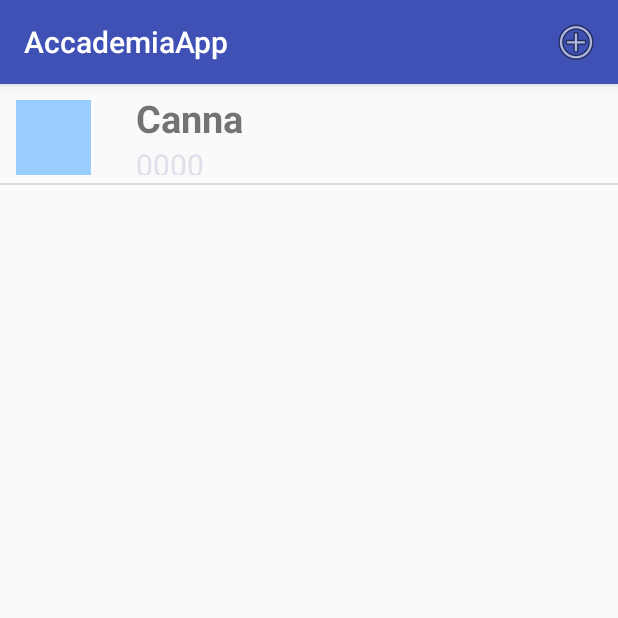
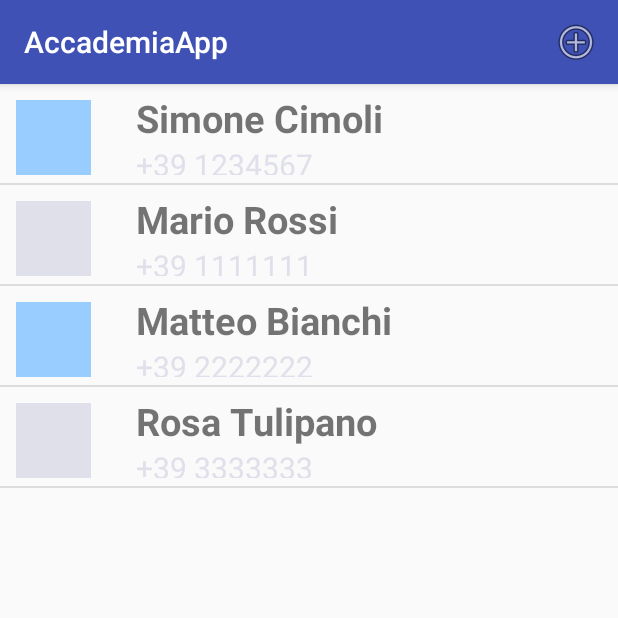
Before and after one commit to nicola98/androidLista, an Android app: the screen it shows after launch (MainActivity), on a phone screen of 412 x 824 dp, the top half of it. Run offline under Robolectric (Android 15) with nearby library versions, the phone set to English and light mode, and no system bars.

Commit message:
preferenza e adapter ottimizzato

```diff
--- a/app/src/main/java/accademia/lynxspa/com/accademiaapp/logic/DataAccessUtils.java
+++ b/app/src/main/java/accademia/lynxspa/com/accademiaapp/logic/DataAccessUtils.java
@@ -1,7 +1,14 @@
 package accademia.lynxspa.com.accademiaapp.logic;
 
 import android.content.Context;
+import android.content.SharedPreferences;
+import android.os.Environment;
+import android.view.View;
+import android.widget.Toast;
 
+import java.io.File;
+import java.io.FileOutputStream;
+import java.io.OutputStreamWriter;
 import java.util.List;
 
 import accademia.lynxspa.com.accademiaapp.R;
@@ -10,7 +17,8 @@ import accademia.lynxspa.com.accademiaapp.data.MainSingleton;
 
 public class DataAccessUtils {
 
-
+    public final static String PREFS_FILENAME = "favoriteFile";
+    public final static String PREFS_FAVORITE_KEY = "favoriteKey";
 
     public static List<Contatto> getDataSourceItemList(Context context) {
 
@@ -49,8 +57,29 @@ public class DataAccessUtils {
     }
 
     public static void initDataSource(Context context) {
-        Contatto firstContact = new Contatto("Canna", "0000");
-        addItemToDataSource(context, firstContact);
+        if(getDataSourceItemList(context) == null || getDataSourceItemList(context).size() == 0){
+            addItemToDataSource(context, new Contatto("Simone Cimoli", "+39 1234567"));
+            addItemToDataSource(context, new Contatto("Mario Rossi", "+39 1111111"));
+            addItemToDataSource(context, new Contatto("Matteo Bianchi", "+39 2222222"));
+            addItemToDataSource(context, new Contatto("Rosa Tulipano", "+39 3333333"));
+        }
+    }
+
+    /* SharedPrefereces methods */
+
+    public static void setFavoriteValueInPreferences(Context context, String favoriteValue)
+    {
+        SharedPreferences sharedPreferences = context.getSharedPreferences(PREFS_FILENAME, Context.MODE_PRIVATE);
+        SharedPreferences.Editor editor = sharedPreferences.edit();
+        editor.putString(PREFS_FAVORITE_KEY, favoriteValue);
+        editor.commit();
+    }
+
+    public static String getFavoriteValueInPreferences(Context context)
+    {
+        SharedPreferences sharedPreferences = context.getSharedPreferences(PREFS_FILENAME, Context.MODE_PRIVATE);
+        String favoriteValue = sharedPreferences.getString(PREFS_FAVORITE_KEY, null);
+        return favoriteValue;
     }
 
 }
--- a/app/src/main/java/accademia/lynxspa/com/accademiaapp/ui/activity/MainActivity.java
+++ b/app/src/main/java/accademia/lynxspa/com/accademiaapp/ui/activity/MainActivity.java
@@ -90,6 +90,8 @@ public class MainActivity extends AppCompatActivity {
             case R.id.action_add: {
                 Intent intent = new Intent(getApplicationContext(), AddContattoActivity.class);
                 startActivity(intent);
+
+
                 return true;
             }
             default: {
--- a/app/src/main/java/accademia/lynxspa/com/accademiaapp/ui/adapter/CustomArrayAdapter.java
+++ b/app/src/main/java/accademia/lynxspa/com/accademiaapp/ui/adapter/CustomArrayAdapter.java
@@ -25,7 +25,6 @@ public class CustomArrayAdapter extends ArrayAdapter<Contatto> {
 
     public CustomArrayAdapter(Context context) {
         super(context, R.layout.list_item_layout, MainSingleton.getInstance().getItemList());
-
         contattoList = MainSingleton.getInstance().getItemList();
         this.context = context;
     }
@@ -33,31 +32,45 @@ public class CustomArrayAdapter extends ArrayAdapter<Contatto> {
     @Override
     public View getView(int position, View convertView, ViewGroup parent) {
 
-        LayoutInflater inflater = (LayoutInflater) getContext().getSystemService(Context.LAYOUT_INFLATER_SERVICE);
-        View rowView = inflater.inflate(R.layout.list_item_layout, parent, false);
+        ViewHolder viewHolder = null;
+        if (convertView == null) {
+            LayoutInflater inflater = (LayoutInflater) getContext() .getSystemService(Context.LAYOUT_INFLATER_SERVICE);
+            convertView = inflater.inflate(R.layout.list_item_layout, null);
+            viewHolder = new ViewHolder();
+            viewHolder.nameTextView = (TextView)convertView.findViewById(R.id.name);
+            viewHolder.numberTextView = (TextView)convertView.findViewById(R.id.number); convertView.setTag(viewHolder);
+            viewHolder.logoImageView = (ImageView)convertView.findViewById(R.id.logo);
+            viewHolder.starImageView = (ImageView)convertView.findViewById(R.id.starImage);
+            convertView.setTag(viewHolder);
+        } else {
+            viewHolder = (ViewHolder) convertView.getTag();
+        }
 
-        TextView nameTextView = (TextView) rowView.findViewById(R.id.name);
         String name = this.contattoList.get(position).getNome();
-        nameTextView.setText(name);
+        viewHolder.nameTextView.setText(name);
 
-        TextView numberTextView = (TextView) rowView.findViewById(R.id.number);
         String number = this.contattoList.get(position).getTelefono();
-        numberTextView.setText(number);
+        viewHolder.numberTextView.setText(number);
 
         // Set icon
-        ImageView imageView = (ImageView) rowView.findViewById(R.id.logo);
-        imageView.setBackgroundColor(DataAccessUtils.getColorForPosition(context, position));
+        viewHolder.logoImageView.setBackgroundColor(DataAccessUtils.getColorForPosition(context, position));
 
-        return rowView;
+        // Set correct star image visibility
+        String favoriteValue = DataAccessUtils.getFavoriteValueInPreferences(getContext());
+
+        if (favoriteValue != null && favoriteValue.equals(number)) {
+            viewHolder.starImageView.setVisibility(View.VISIBLE);
+        } else {
+            viewHolder.starImageView.setVisibility(View.GONE);
+        }
+
+        return convertView;
 
     }
 
     public void setValues(List<Contatto> contatti) {
-
         Log.d("DATA SET", "Contacts list count changed in " + contatti.size());
-
         this.contattoList = contatti;
-
         notifyDataSetChanged();
     }
 
@@ -65,4 +78,12 @@ public class CustomArrayAdapter extends ArrayAdapter<Contatto> {
     public int getCount() {
         return contattoList.size();
     }
+
+    private class ViewHolder {
+        public TextView nameTextView;
+        public TextView numberTextView;
+        public ImageView logoImageView;
+        public ImageView starImageView;
+    }
+
 }
--- a/app/src/main/res/layout/list_item_layout.xml
+++ b/app/src/main/res/layout/list_item_layout.xml
@@ -12,7 +12,8 @@
         android:layout_marginTop="5dp"
         android:background="@color/light_gray"/>
     <LinearLayout
-        android:layout_width="wrap_content"
+        android:layout_width="0dp"
+        android:layout_weight="1"
         android:layout_height="match_parent"
         android:layout_marginLeft="10dp"
         android:orientation="vertical">
@@ -37,4 +38,14 @@
             android:textSize="20dp" />
 
     </LinearLayout>
+
+    <ImageView
+        android:id="@+id/starImage"
+        android:layout_width="50dp"
+        android:layout_height="50dp"
+        android:layout_marginLeft="5dp"
+        android:layout_gravity="center_vertical|right"
+        android:src="@drawable/ic_star"
+        android:visibility="visible" />
+
 </LinearLayout>
```
Also changed, not shown: app/src/main/java/accademia/lynxspa/com/accademiaapp/ui/activity/DetailActivity.java (+19 -4 lines), app/src/main/res/layout/activity_detail.xml (+24 -7 lines), 1 other file.
